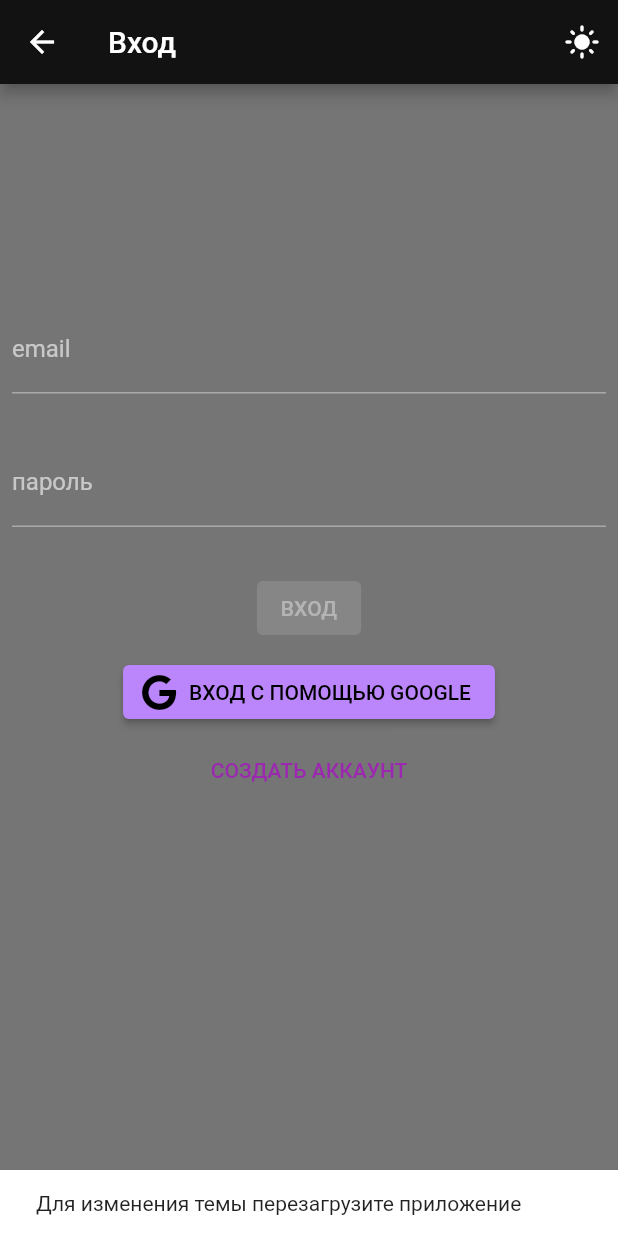
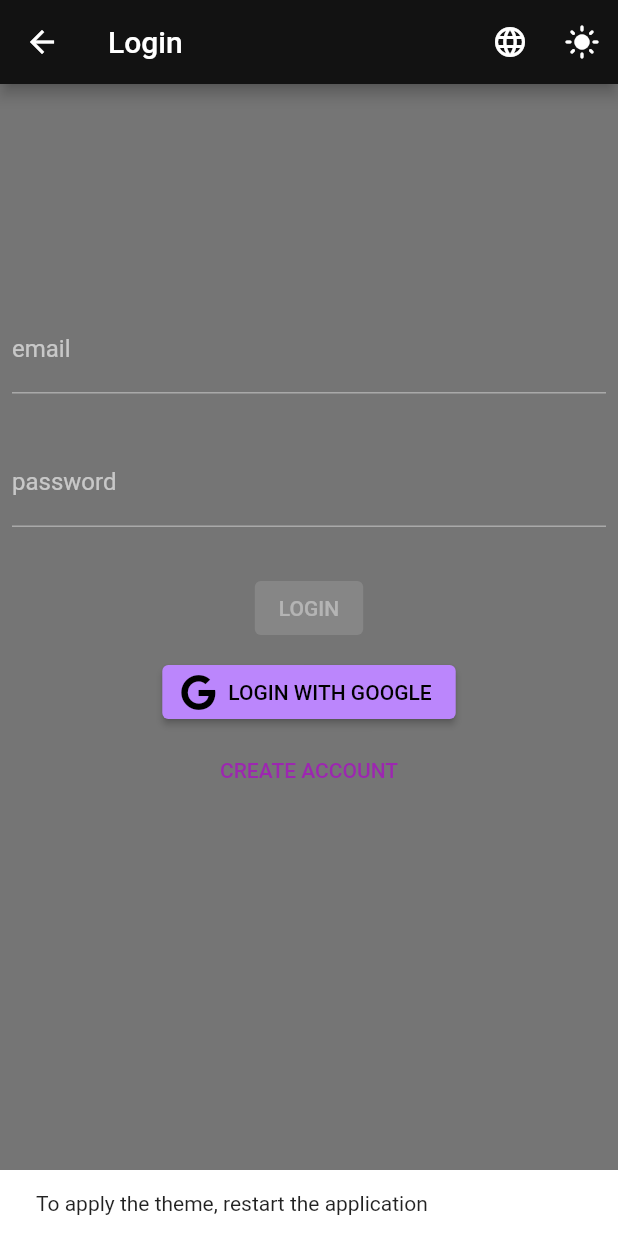
Before and after one commit to ned0emo/flutterDemoToDoList, a Flutter app: the LoginPage screen opened directly, after a tap on the "light mode" icon, on a phone screen of 412 x 824 dp. Run offline on Flutter 3.47's test engine with Material 2 defaults, Android fonts, the phone set to English and light mode, and no system bars; our stand-ins replace bloc, equatable, firebase_auth, firebase_core, firebase_storage, flutter_bloc and 4 more; missing offline and left inert: firebase_auth_platform_interface, flow_builder; accounts and stored records are empty.

Commit message:
Смена языка, разные иконки смены темы в зависимости от установленой цветовой схемы. С перезагрузкой для применения

```diff
--- a/lib/app/bloc/app_bloc.dart
+++ b/lib/app/bloc/app_bloc.dart
@@ -4,7 +4,9 @@ import 'package:authentication_repository/authentication_repository.dart';
 import 'package:bloc/bloc.dart';
 import 'package:equatable/equatable.dart';
 import 'package:flutter/material.dart';
-import 'package:fluttertest/app/bloc/theme_repository.dart';
+import 'package:fluttertest/app/bloc/lang_theme_repository.dart';
+
+import '../../language.dart';
 
 part 'app_event.dart';
 
@@ -12,13 +14,13 @@ part 'app_state.dart';
 
 class AppBloc extends Bloc<AppEvent, AppState> {
   final AuthenticationRepository _authenticationRepository;
-  final ThemeRepository themeRepository;
+  final LanguageThemeRepository languageThemeRepository;
   late final StreamSubscription<User> _userSubscription;
   late final ThemeData theme;
 
   AppBloc(
       {required AuthenticationRepository authenticationRepository,
-      required this.themeRepository})
+      required this.languageThemeRepository})
       : _authenticationRepository = authenticationRepository,
         super(
           authenticationRepository.currentUser.isNotEmpty
@@ -45,12 +47,12 @@ class AppBloc extends Bloc<AppEvent, AppState> {
   }
 
   Future<void> changeTheme() async {
-    await themeRepository.saveTheme();
-    loadTheme();
+    await languageThemeRepository.saveTheme();
+    //loadTheme();
   }
 
   void loadTheme() {
-    if (themeRepository.themeType == 'light') {
+    if (languageThemeRepository.themeType == 'light') {
       theme = ThemeData(
         primaryColorDark: Colors.deepPurple,
         primaryColorLight: Colors.deepPurpleAccent,
@@ -69,6 +71,18 @@ class AppBloc extends Bloc<AppEvent, AppState> {
     }
   }
 
+  Future<void> changeLanguage() async {
+    await languageThemeRepository.saveLanguage();
+  }
+
+  void loadLanguage() {
+    if (languageThemeRepository.languageType == 'ru') {
+      appLanguage = AppLanguage(language: 'ru');
+    } else {
+      appLanguage = AppLanguage(language: 'en');
+    }
+  }
+
   @override
   Future<void> close() {
     _userSubscription.cancel();
--- /dev/null
+++ b/lib/app/bloc/lang_theme_repository.dart
@@ -0,0 +1,41 @@
+import 'package:flutter_secure_storage/flutter_secure_storage.dart';
+import 'package:fluttertest/language.dart';
+
+class LanguageThemeRepository {
+  String? themeType;
+  String? languageType;
+  final secureStorage = const FlutterSecureStorage();
+
+  Future<void> loadTheme() async {
+    themeType = await secureStorage.read(key: 'theme');
+  }
+
+  Future<void> saveTheme() async {
+    if (themeType == 'light') {
+      await secureStorage.write(key: 'theme', value: 'dark');
+      themeType = 'dark';
+    } else {
+      await secureStorage.write(key: 'theme', value: 'light');
+      themeType = 'light';
+    }
+  }
+
+  Future<void> loadLanguage() async {
+    languageType = await secureStorage.read(key: 'lang');
+    if (languageType == 'ru') {
+      appLanguage = AppLanguage(language: 'ru');
+    } else {
+      appLanguage = AppLanguage(language: 'en');
+    }
+  }
+
+  Future<void> saveLanguage() async {
+    if (languageType == 'en') {
+      await secureStorage.write(key: 'lang', value: 'ru');
+      languageType = 'ru';
+    } else {
+      await secureStorage.write(key: 'lang', value: 'en');
+      languageType = 'en';
+    }
+  }
+}
--- a/lib/app/bloc/theme_repository.dart
+++ /dev/null
@@ -1,20 +0,0 @@
-import 'package:flutter_secure_storage/flutter_secure_storage.dart';
-
-class ThemeRepository {
-  String? themeType;
-  final secureStorage = const FlutterSecureStorage();
-
-  Future<void> loadTheme() async {
-    themeType = await secureStorage.read(key: 'theme');
-  }
-
-  Future<void> saveTheme() async {
-    if (themeType == 'light') {
-      await secureStorage.write(key: 'theme', value: 'dark');
-      themeType = 'dark';
-    } else {
-      await secureStorage.write(key: 'theme', value: 'light');
-      themeType = 'light';
-    }
-  }
-}
--- a/lib/app/view/app.dart
+++ b/lib/app/view/app.dart
@@ -3,29 +3,29 @@ import 'package:flow_builder/flow_builder.dart';
 import 'package:flutter/material.dart';
 import 'package:flutter_bloc/flutter_bloc.dart';
 import 'package:fluttertest/app/app.dart';
-import 'package:fluttertest/app/bloc/theme_repository.dart';
+import 'package:fluttertest/app/bloc/lang_theme_repository.dart';
 
 class App extends StatelessWidget {
   const App(
       {super.key,
       required AuthenticationRepository authenticationRepository,
-      required this.themeRepository})
+      required this.languageThemeRepository})
       : _authenticationRepository = authenticationRepository;
 
   final AuthenticationRepository _authenticationRepository;
-  final ThemeRepository themeRepository;
+  final LanguageThemeRepository languageThemeRepository;
 
   @override
   Widget build(BuildContext context) {
     return MultiRepositoryProvider(
       providers: [
         RepositoryProvider(create: (context) => _authenticationRepository),
-        RepositoryProvider(create: (context) => themeRepository),
+        RepositoryProvider(create: (context) => languageThemeRepository),
       ],
       child: BlocProvider(
         create: (_) => AppBloc(
           authenticationRepository: _authenticationRepository,
-          themeRepository: themeRepository,
+          languageThemeRepository: languageThemeRepository,
         )..loadTheme(),
         child: const AppView(),
       ),
--- /dev/null
+++ b/lib/language.dart
@@ -0,0 +1,115 @@
+AppLanguage appLanguage = AppLanguage(language: 'ru');
+
+class AppLanguage {
+  final String language;
+
+  final String email = 'email';
+
+  ///Общие
+  late String changeThemeNotify;
+  late String changeLanguageNotify;
+  late String wrongEmail;
+  late String wrongPassword;
+  late String password;
+
+  ///HomeView
+  late String addTask;
+  late String inputTaskText;
+  late String cancel;
+  late String add;
+  late String toDoList;
+  late String inProcess;
+  late String completed;
+
+  ///LoginView
+  late String login;
+  late String authenticationError;
+  late String loginCapital;
+  late String createAccountCapital;
+  late String googleLogin;
+
+  ///RegisterView
+  late String registerError;
+  late String passwordConfirm;
+  late String passwordNotEqual;
+  late String registerCapital;
+  late String register;
+
+  ///Вкладки
+  late String listLoadError;
+  late String addTaskTip;
+  late String unknownError;
+  late String completedTaskIsEmpty;
+
+  AppLanguage({required this.language}) {
+    if (language == 'en') {
+      changeThemeNotify = 'To apply the theme, restart the application';
+      changeLanguageNotify = 'To apply the language, restart the application';
+      wrongEmail = 'wrong email format';
+      wrongPassword = 'wrong password format';
+      password = 'password';
+
+      addTask = 'Add task';
+      inputTaskText = 'Enter the task text';
+      cancel = 'Cancel';
+      add = 'Add';
+      toDoList = 'To Do List';
+      inProcess = 'Active';
+      completed = 'Completed';
+
+      login = 'Login';
+      authenticationError = 'Authentication error';
+      loginCapital = 'LOGIN';
+      createAccountCapital = 'CREATE ACCOUNT';
+      googleLogin = 'LOGIN WITH GOOGLE';
+
+      registerError = 'Registration error';
+      passwordConfirm = 'confirm password';
+      passwordNotEqual = 'passwords don\'t match';
+      registerCapital = 'REGISTER';
+      register = 'Register';
+
+      listLoadError = 'Error loading the list';
+      addTaskTip = 'To add a task, click the "+" button';
+      unknownError = 'Unknown error';
+      completedTaskIsEmpty = 'No completed tasks';
+
+      return;
+    }
+
+    if (language == 'ru') {
+      changeThemeNotify = 'Для применения темы перезагрузите приложение';
+      changeLanguageNotify = 'Для применения языка перезагрузите приложение';
+      wrongEmail = 'неправильный формат электронной почты';
+      wrongPassword = 'неправильный формат пароля';
+      password = 'пароль';
+
+      addTask = 'Добавить задачу';
+      inputTaskText = 'Введите текст задачи';
+      cancel = 'Отмена';
+      add = 'Добавить';
+      toDoList = 'Список задач';
+      inProcess = 'В процессе';
+      completed = 'Завершенные';
+
+      login = 'Вход';
+      authenticationError = 'Ошибка аутентификации';
+      loginCapital = 'ВХОД';
+      createAccountCapital = 'СОЗДАТЬ АККАУНТ';
+      googleLogin = 'ВХОД ЧЕРЕЗ GOOGLE';
+
+      registerError = 'Ошибка регистрации';
+      passwordConfirm = 'подтеврдите пароль';
+      passwordNotEqual = 'пароли не совпадают';
+      registerCapital = 'РЕГИСТРАЦИЯ';
+      register = 'Регистрация';
+
+      listLoadError = 'Ошибка загрузки списка';
+      addTaskTip = 'Чтобы добавить задачу, нажмите кнопку \'+\'';
+      unknownError = 'Неизвестная ошибка';
+      completedTaskIsEmpty = 'Нет завершенных задач';
+
+      return;
+    }
+  }
+}
--- a/lib/login/view/login_form.dart
+++ b/lib/login/view/login_form.dart
@@ -3,6 +3,7 @@ import 'package:flutter_bloc/flutter_bloc.dart';
 import 'package:font_awesome_flutter/font_awesome_flutter.dart';
 import 'package:formz/formz.dart';
 
+import '../../language.dart';
 import '../../register/view/register_page.dart';
 import '../cubit/login_cubit.dart';
 
@@ -11,6 +12,7 @@ class LoginForm extends StatelessWidget {
 
   @override
   Widget build(BuildContext context) {
+
     return BlocListener<LoginCubit, LoginState>(
       listener: (context, state) {
         if (state.status.isSubmissionFailure) {
@@ -18,7 +20,7 @@ class LoginForm extends StatelessWidget {
             ..hideCurrentSnackBar()
             ..showSnackBar(
               SnackBar(
-                  content: Text(state.errorMessage ?? "Ошибка аутентификации")),
+                  content: Text(state.errorMessage ?? appLanguage.authenticationError)),
             );
         }
       },
@@ -51,13 +53,12 @@ class _EmailInput extends StatelessWidget {
       buildWhen: (previous, current) => previous.email != current.email,
       builder: (context, state) {
         return TextField(
-          key: const Key('loginForm_emailInput_textField'),
           onChanged: (email) => context.read<LoginCubit>().emailChanged(email),
           keyboardType: TextInputType.emailAddress,
           decoration: InputDecoration(
-            labelText: 'email',
+            labelText: appLanguage.email,
             helperText: '',
-            errorText: state.email.invalid ? 'неправильный адрес электронной почты' : null,
+            errorText: state.email.invalid ? appLanguage.wrongEmail : null,
           ),
         );
       },
@@ -72,14 +73,13 @@ class _PasswordInput extends StatelessWidget {
       buildWhen: (previous, current) => previous.password != current.password,
       builder: (context, state) {
         return TextField(
-          key: const Key('loginForm_passwordInput_textField'),
           onChanged: (password) =>
               context.read<LoginCubit>().passwordChanged(password),
           obscureText: true,
           decoration: InputDecoration(
-            labelText: 'пароль',
+            labelText: appLanguage.password,
             helperText: '',
-            errorText: state.password.invalid ? 'неверный пароль' : null,
+            errorText: state.password.invalid ? appLanguage.wrongPassword : null,
           ),
         );
       },
@@ -96,11 +96,10 @@ class _LoginButton extends StatelessWidget {
         return state.status.isSubmissionInProgress
             ? const CircularProgressIndicator()
             : ElevatedButton(
-                key: const Key('loginForm_continue_raisedButton'),
                 onPressed: state.status.isValidated
                     ? () => context.read<LoginCubit>().loginWithEmail()
                     : null,
-                child: const Text('ВХОД'),
+                child: Text(appLanguage.login.toUpperCase()),
               );
       },
     );
@@ -112,10 +111,9 @@ class _SignUpButton extends StatelessWidget {
   Widget build(BuildContext context) {
     final theme = Theme.of(context);
     return TextButton(
-      key: const Key('loginForm_createAccount_flatButton'),
       onPressed: () => Navigator.of(context).push<void>(RegisterPage.route()),
       child: Text(
-        'СОЗДАТЬ АККАУНТ',
+        appLanguage.createAccountCapital,
         style: TextStyle(color: theme.primaryColor),
       ),
     );
@@ -126,9 +124,8 @@ class _GoogleLoginButton extends StatelessWidget {
   @override
   Widget build(BuildContext context) {
     return ElevatedButton.icon(
-      key: const Key('loginForm_googleLogin_raisedButton'),
-      label: const Text(
-        'ВХОД С ПОМОЩЬЮ GOOGLE',
+      label: Text(
+        appLanguage.googleLogin,
       ),
       icon: const Icon(FontAwesomeIcons.google),
       onPressed: () => context.read<LoginCubit>().loginWithGoogle(),
--- a/lib/login/view/login_page.dart
+++ b/lib/login/view/login_page.dart
@@ -3,6 +3,7 @@ import 'package:flutter/material.dart';
 import 'package:flutter_bloc/flutter_bloc.dart';
 
 import '../../app/bloc/app_bloc.dart';
+import '../../language.dart';
 import '../cubit/login_cubit.dart';
 import 'login_form.dart';
 
@@ -15,17 +16,30 @@ class LoginPage extends StatelessWidget {
   Widget build(BuildContext context) {
     return Scaffold(
       appBar: AppBar(
-        title: const Text("Вход"),
+        title: Text(appLanguage.login),
         actions: <Widget>[
+          IconButton(
+            onPressed: () {
+              context.read<AppBloc>().changeLanguage();
+              ScaffoldMessenger.of(context)
+                ..hideCurrentSnackBar()
+                ..showSnackBar(
+                  SnackBar(
+                    content: Text(appLanguage.changeLanguageNotify),
+                  ),
+                );
+            },
+            icon: const Icon(Icons.language),
+          ),
           IconButton(
             onPressed: () {
               context.read<AppBloc>().changeTheme();
               ScaffoldMessenger.of(context)
                 ..hideCurrentSnackBar()
                 ..showSnackBar(
-                  const SnackBar(
+                  SnackBar(
                     content:
-                        Text('Для изменения темы перезагрузите приложение'),
+                        Text(appLanguage.changeThemeNotify),
                   ),
                 );
             },
--- a/lib/register/view/register_page.dart
+++ b/lib/register/view/register_page.dart
@@ -3,6 +3,7 @@ import 'package:flutter/material.dart';
 import 'package:flutter_bloc/flutter_bloc.dart';
 import 'package:fluttertest/register/view/register_form.dart';
 
+import '../../language.dart';
 import '../cubit/register_cubit.dart';
 
 class RegisterPage extends StatelessWidget{
@@ -15,7 +16,7 @@ class RegisterPage extends StatelessWidget{
   @override
   Widget build(BuildContext context) {
     return Scaffold(
-      appBar: AppBar(title: const Text('Регистрация')),
+      appBar: AppBar(title: Text(appLanguage.register)),
       body: Padding(
         padding: const EdgeInsets.all(8),
         child: BlocProvider<RegisterCubit>(
```
Also changed, not shown: lib/home/view/active_tasks_tab_view.dart (+10 -9 lines), lib/home/view/completed_tasks_tab_view.dart (+11 -12 lines), lib/home/view/home_view.dart (+31 -14 lines), lib/main.dart (+5 -4 lines), lib/register/view/register_form.dart (+9 -12 lines).
